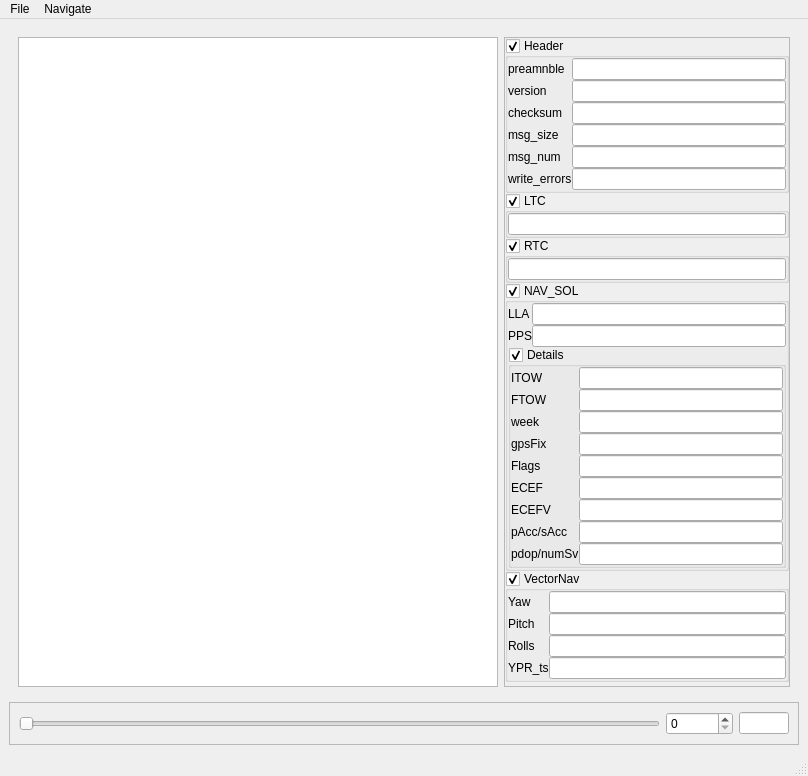
Qt form scripts/kbb_viewer.ui (naniBox/kuroBox) before a commit.
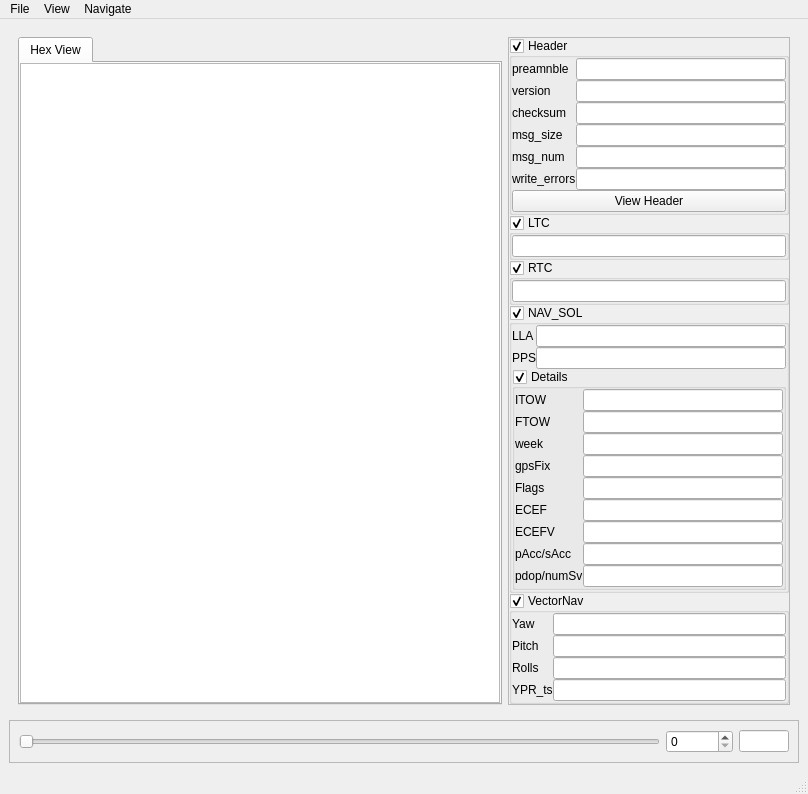
The same form after that commit.

Commit message: Added a 3D view to the kbb_viewer - you need to activate it first - I need to add an error message if 3D capability is not available. At the moment, 3D view just shows a rotating camera - need to add a grid and movable POV.

```diff
--- a/scripts/kbb_viewer.ui
+++ b/scripts/kbb_viewer.ui
@@ -19,6 +19,22 @@
      <widget class="QWidget" name="widget" native="true">
       <layout class="QHBoxLayout" name="horizontalLayout_2">
        <item>
+        <widget class="QTabWidget" name="tabWidget">
+         <property name="currentIndex">
+          <number>0</number>
+         </property>
+         <widget class="QWidget" name="tabHexView">
+          <attribute name="title">
+           <string>Hex View</string>
+          </attribute>
+          <layout class="QVBoxLayout" name="verticalLayout_9">
+           <property name="spacing">
+            <number>0</number>
+           </property>
+           <property name="margin">
+            <number>0</number>
+           </property>
+           <item>
         <widget class="QPlainTextEdit" name="hex_view">
          <property name="minimumSize">
           <size>
@@ -36,6 +52,10 @@
          </property>
         </widget>
        </item>
+          </layout>
+         </widget>
+        </widget>
+       </item>
        <item>
         <widget class="QFrame" name="Info">
          <property name="minimumSize">
@@ -147,6 +167,13 @@
                 <item row="5" column="1">
                  <widget class="QLineEdit" name="header_write_errors"/>
                 </item>
+                <item row="6" column="0" colspan="2">
+                 <widget class="QPushButton" name="header_view_header_btn">
+                  <property name="text">
+                   <string>View Header</string>
+                  </property>
+                 </widget>
+                </item>
                </layout>
               </widget>
              </item>
@@ -278,6 +305,9 @@
                 <item>
                  <widget class="QWidget" name="widget_3" native="true">
                   <layout class="QFormLayout" name="formLayout_2">
+                   <property name="fieldGrowthPolicy">
+                    <enum>QFormLayout::AllNonFixedFieldsGrow</enum>
+                   </property>
                    <property name="horizontalSpacing">
                     <number>0</number>
                    </property>
@@ -547,7 +577,15 @@
     <addaction name="actionNext"/>
     <addaction name="actionPrev"/>
    </widget>
+   <widget class="QMenu" name="menuView">
+    <property name="title">
+     <string>View</string>
+    </property>
+    <addaction name="actionViewHeader"/>
+    <addaction name="action3DView"/>
+   </widget>
    <addaction name="menuOpen"/>
+   <addaction name="menuView"/>
    <addaction name="menuNavigate"/>
   </widget>
   <widget class="QStatusBar" name="statusbar"/>
```
Left out of the diff: 52 changed lines with no effect on the pictures. Lines whose indentation alone changed are shown as unchanged. The commit also changes 5 other files.
